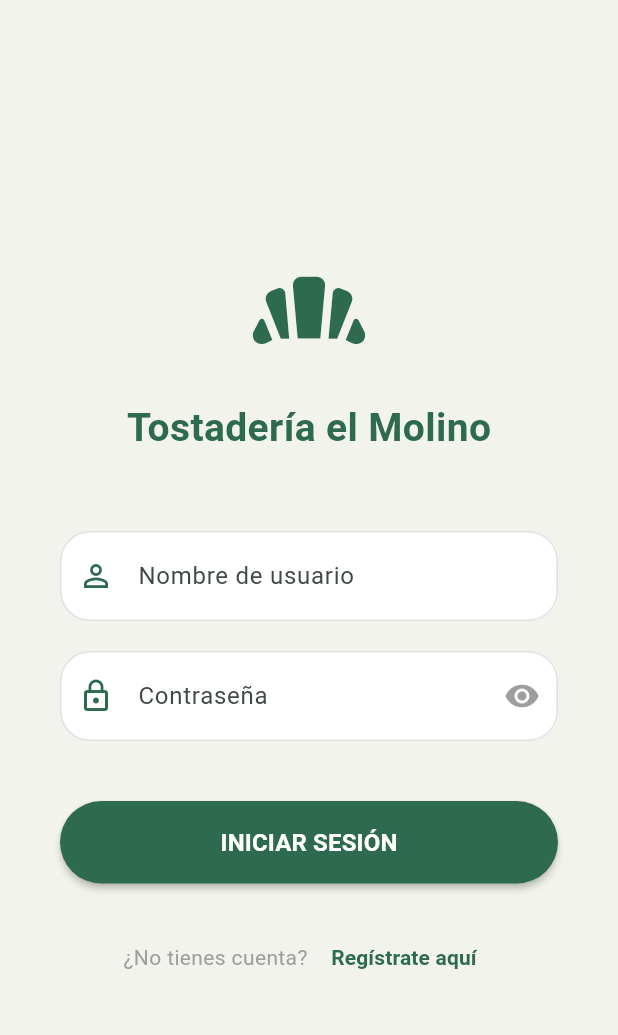
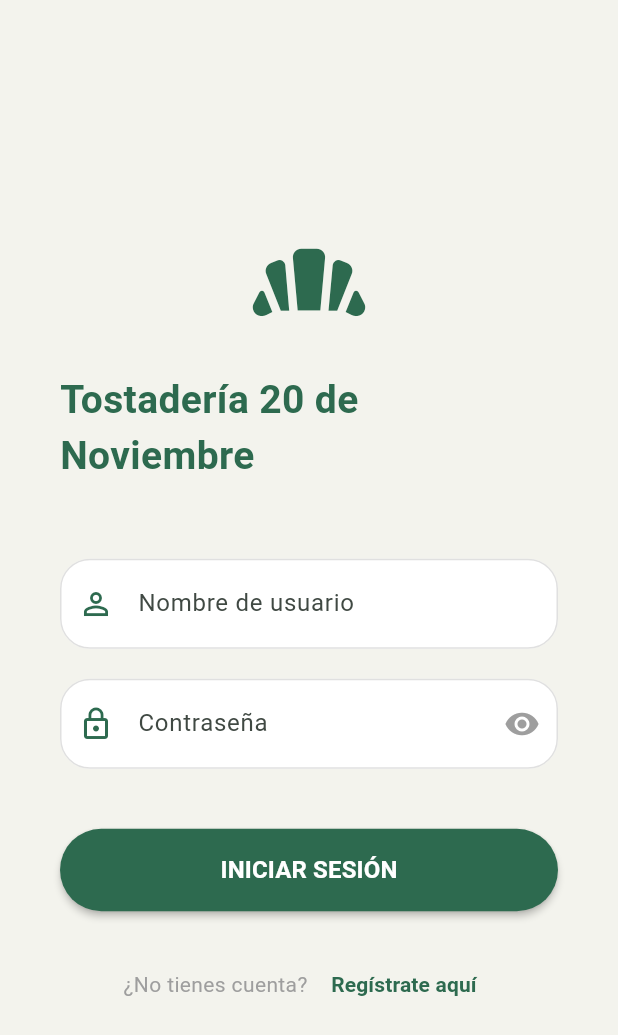
Before and after one commit to Emiliano-Its/AppMobile, a Flutter app: the screen it shows after launch, on a phone screen of 412 x 824 dp. Shown: the top 1035 px of the screen. Run offline on Flutter 3.47's test engine with Material 3 defaults, Android fonts, the phone set to English and light mode, and no system bars; our stand-ins replace fl_chart, flutter_map, image_picker, latlong2, shared_preferences; missing offline and left inert: mobile_scanner.

Commit message:
Modificacion en fronend, diseño de interfaces

```diff
--- a/frontend/lib/screens/customer_shop_screen.dart
+++ b/frontend/lib/screens/customer_shop_screen.dart
@@ -158,7 +158,7 @@
           crossAxisAlignment: CrossAxisAlignment.start,
           children: [
             const Text(
-              "Tostadería el Molino",
+              "Tostadería 20 de Noviembre",
               style: TextStyle(fontWeight: FontWeight.bold, color: Colors.white, fontSize: 16),
             ),
             Text(
--- a/frontend/lib/screens/login.dart
+++ b/frontend/lib/screens/login.dart
@@ -107,7 +107,7 @@
               const Icon(Icons.bakery_dining_rounded, size: 90, color: AppColors.verdeBosque),
               const SizedBox(height: 15),
               const Text(
-                "Tostadería el Molino",
+                "Tostadería 20 de Noviembre",
                 style: TextStyle(fontSize: 26, color: AppColors.verdeBosque, fontWeight: FontWeight.bold),
               ),
               const SizedBox(height: 50),
```
